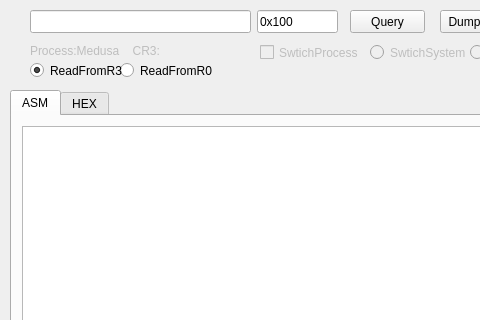
Qt form Medusa/UserMemory.ui (DragonQuestHero/Medusa) before a commit; both pictures show x 0 to 480 and y 0 to 320 of the 1125 by 934 pixel window.
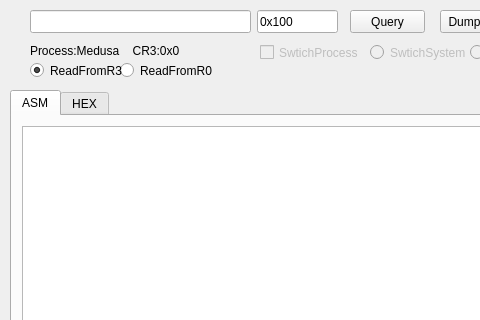
The same form after that commit.

What changed in the file:
```diff
--- a/Medusa/UserMemory.ui
+++ b/Medusa/UserMemory.ui
@@ -205,7 +205,7 @@
   </widget>
   <widget class="QLabel" name="label">
    <property name="enabled">
-    <bool>false</bool>
+    <bool>true</bool>
    </property>
    <property name="geometry">
     <rect>
@@ -216,7 +216,7 @@
     </rect>
    </property>
    <property name="text">
-    <string>Process:Medusa    CR3:</string>
+    <string>Process:Medusa    CR3:0x0</string>
    </property>
   </widget>
   <widget class="QRadioButton" name="radioButton_3">
```
